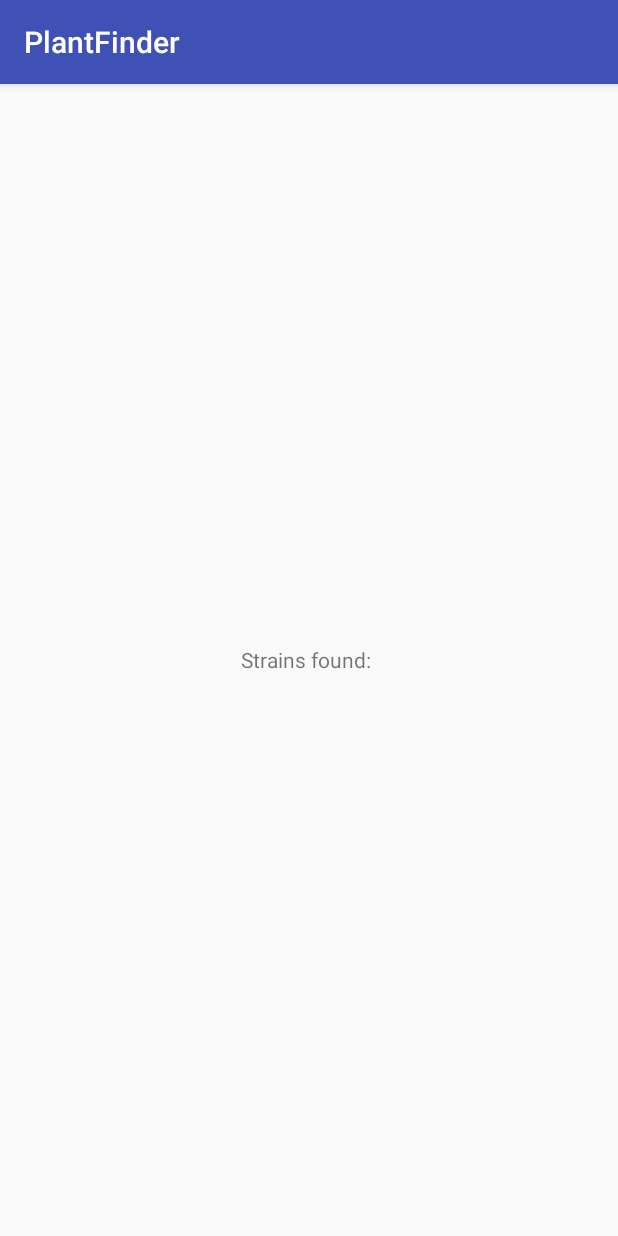
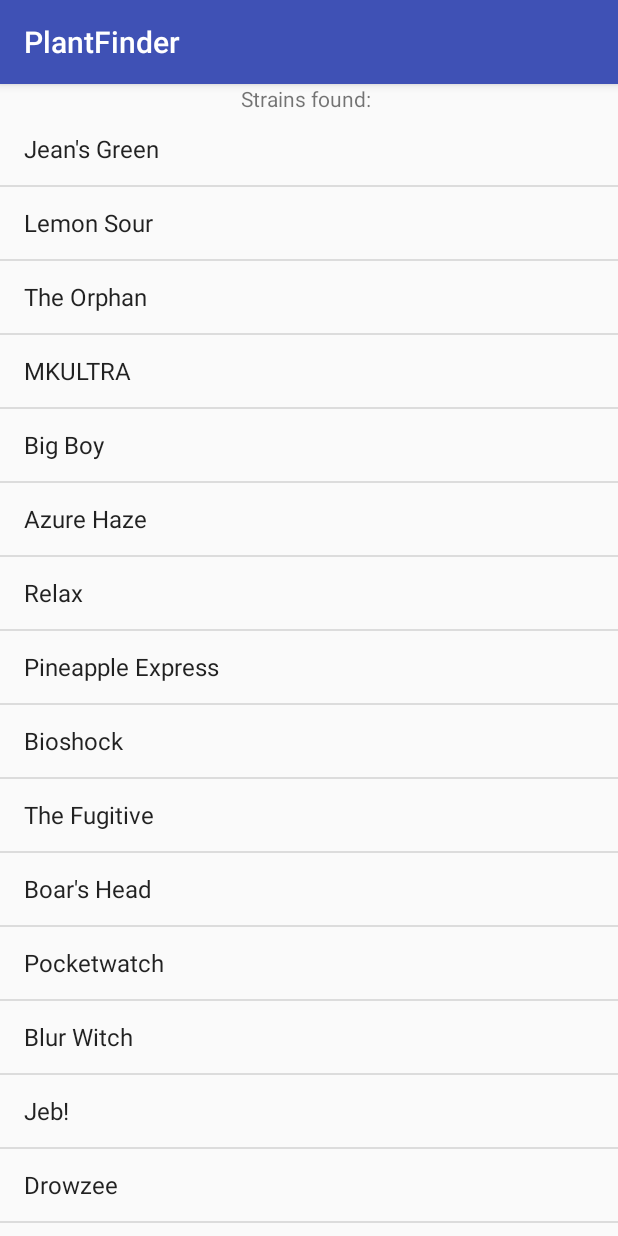
Before and after one commit to pinkjacket/PlantFinder, an Android app: the screen it shows after launch (StrainActivity), after a tap on "WEED BUTTON", on a phone screen of 412 x 824 dp. Run offline under Robolectric (Android 15) with nearby library versions, the phone set to English and light mode, and no system bars; our stand-ins replace ButterKnife.

Commit message:
second activity now displays placeholder list of items

```diff
--- a/app/src/main/java/pinkjacket/plantfinder/StrainActivity.java
+++ b/app/src/main/java/pinkjacket/plantfinder/StrainActivity.java
@@ -3,19 +3,38 @@ package pinkjacket.plantfinder;
 import android.content.Intent;
 import android.support.v7.app.AppCompatActivity;
 import android.os.Bundle;
+import android.view.View;
+import android.widget.AdapterView;
+import android.widget.ArrayAdapter;
+import android.widget.ListView;
 import android.widget.TextView;
+import android.widget.Toast;
 
 import butterknife.BindView;
 import butterknife.ButterKnife;
 
 public class StrainActivity extends AppCompatActivity {
     @BindView(R.id.strainTextView) TextView mStrainTextView;
+    @BindView(R.id.tempList) ListView mListView;
+    private String[] strains = new String[] {"Jean's Green", "Lemon Sour", "The Orphan", "MKULTRA", "Big Boy", "Azure Haze", "Relax", "Pineapple Express", "Bioshock", "The Fugitive", "Boar's Head", "Pocketwatch", "Blur Witch", "Jeb!", "Drowzee"};
 
     @Override
     protected void onCreate(Bundle savedInstanceState) {
         super.onCreate(savedInstanceState);
         setContentView(R.layout.activity_strain);
         ButterKnife.bind(this);
+
+        ArrayAdapter adapter = new ArrayAdapter(this, android.R.layout.simple_list_item_1, strains);
+        mListView.setAdapter(adapter);
+
+        mListView.setOnItemClickListener(new AdapterView.OnItemClickListener() {
+            @Override
+            public void onItemClick(AdapterView<?> adapterView, View view, int i, long l) {
+                String strain = ((TextView)view).getText().toString();
+                Toast.makeText(StrainActivity.this, strain, Toast.LENGTH_LONG).show();
+            }
+        });
+
         Intent intent = getIntent();
         String strain = intent.getStringExtra("strain");
         mStrainTextView.setText("Strains found: " + strain);
--- a/app/src/main/res/layout/activity_strain.xml
+++ b/app/src/main/res/layout/activity_strain.xml
@@ -10,7 +10,14 @@
         android:id="@+id/strainTextView"
         android:layout_width="wrap_content"
         android:layout_height="wrap_content"
+        android:layout_alignParentTop="true"
         android:layout_centerHorizontal="true"
-        android:layout_centerVertical="true"
         android:text="List results will go here" />
+
+    <ListView
+        android:layout_width="match_parent"
+        android:layout_height="match_parent"
+        android:id="@+id/tempList"
+        android:layout_below="@+id/strainTextView"
+        android:layout_centerHorizontal="true" />
 </RelativeLayout>
```
